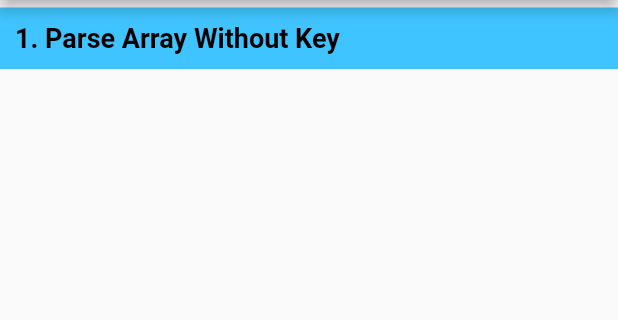
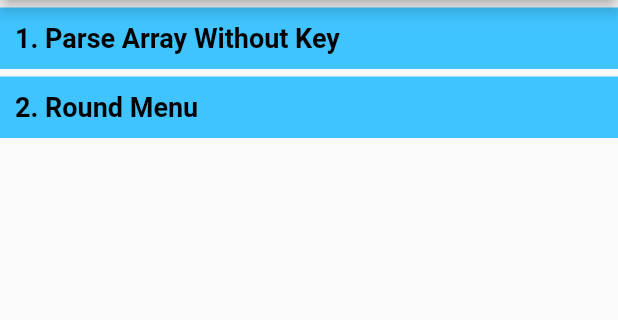
Before and after one commit to UttamPanchasara/FlutterExamples, a Flutter app: the screen it shows after launch, on a phone screen of 412 x 824 dp, the part 84-404 px from its top. Run offline on Flutter 3.47's test engine with Material 2 defaults, Android fonts, the phone set to English and light mode, and no system bars; missing offline and left inert: flutter_expandable_menu.

Commit message:
- added example of expandable menu

```diff
--- a/lib/main.dart
+++ b/lib/main.dart
@@ -1,5 +1,6 @@
 import 'package:flutter/material.dart';
 import 'package:flutter_examples/example1/parce_array_without_key.dart';
+import 'package:flutter_examples/example2/round_menu.dart';
 
 void main() => runApp(MyApp());
 
@@ -55,6 +56,27 @@ class _MyHomePageState extends State<MyHomePage> {
                       fontWeight: FontWeight.bold),
                 ),
               ),
+            ),
+            GestureDetector(
+              onTap: () {
+                Navigator.push(
+                    context,
+                    MaterialPageRoute(
+                        builder: (context) => RoundMenu()));
+              },
+              child: Container(
+                margin: EdgeInsets.only(top: 5),
+                width: double.infinity,
+                color: Colors.lightBlueAccent,
+                padding: EdgeInsets.all(10),
+                child: Text(
+                  '2. Round Menu',
+                  style: TextStyle(
+                      color: Colors.black,
+                      fontSize: 18,
+                      fontWeight: FontWeight.bold),
+                ),
+              ),
             )
           ],
         ),
--- a/pubspec.yaml
+++ b/pubspec.yaml
@@ -13,7 +13,8 @@ environment:
   sdk: ">=2.0.0-dev.68.0 <3.0.0"
 
 dependencies:
-  http: ^0.12.0+1
+  http: ^0.12.0+2
+  flutter_expandable_menu: ^0.0.1
   flutter:
     sdk: flutter
 
```
Also changed, not shown: lib/example2/round_menu.dart (added, +108 -0 lines).
